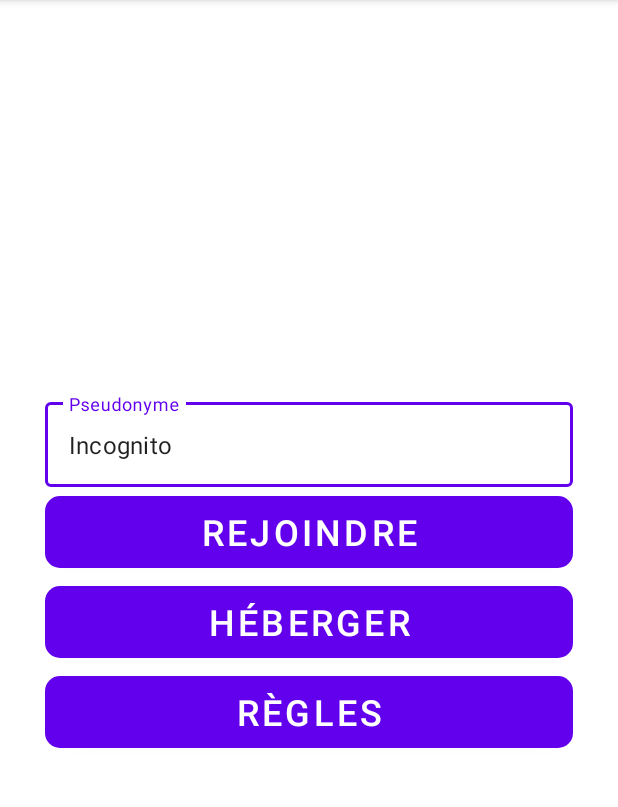
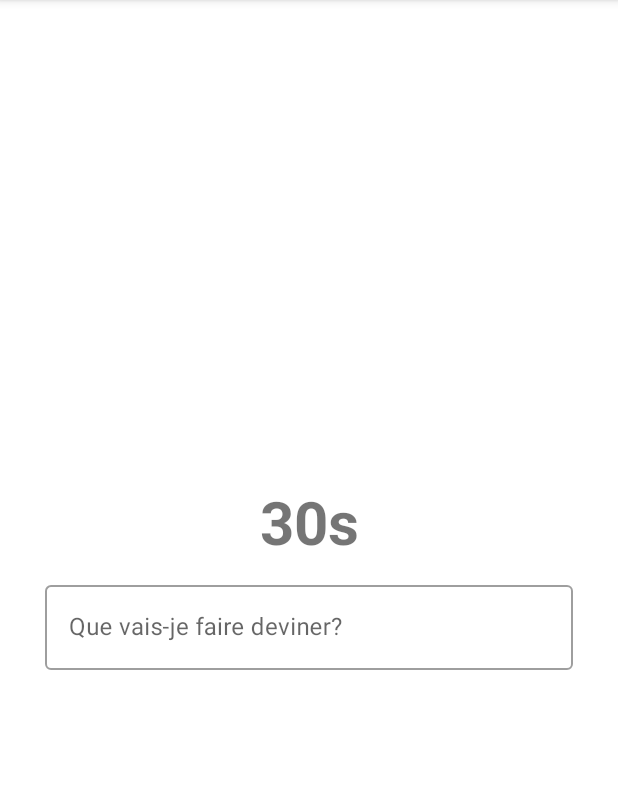
Before and after one commit to clementjuventin/Gartic-phone-like-on-Android, an Android app: the screen it shows after launch (ActivitePrincipale before the commit, GameSessionStart after it), on a phone screen of 412 x 824 dp, the part 84-891 px from its top. Run offline under Robolectric (Android 15) with nearby library versions, the phone set to English and light mode, and no system bars.

Commit message:
[DEV] Synchronisation des "Prêts" + début de la partie

```diff
--- a/app/src/main/AndroidManifest.xml
+++ b/app/src/main/AndroidManifest.xml
@@ -10,7 +10,7 @@
         android:supportsRtl="true"
         android:theme="@style/Theme.ProjetAndroid">
 
-        <activity android:name=".view.ActivitePrincipale">
+        <activity android:name=".view.GameSessionStart">
             <intent-filter>
                 <action android:name="android.intent.action.MAIN"/>
                 <category android:name="android.intent.category.LAUNCHER" />
--- a/app/src/main/java/iut/projet/metier/FirebaseStorageHelper.java
+++ b/app/src/main/java/iut/projet/metier/FirebaseStorageHelper.java
@@ -57,10 +57,4 @@ public class FirebaseStorageHelper {
             }
         });
     }
-    public static Boolean roomExist(String code){
-        return  false;
-    }
-    public static void createRoom(Room room){
-
-    }
 }
--- a/app/src/main/java/iut/projet/metier/Player.java
+++ b/app/src/main/java/iut/projet/metier/Player.java
@@ -86,7 +86,7 @@ public class Player {
             @Override
             public void onComplete(@NonNull Task<DataSnapshot> task) {
                 if(task.getResult().hasChild(roomCode)){
-                    rsl.roomExist();
+                    FirebaseDatabaseHelper.isLocked(roomCode, rsl);
                 }
                 else{
                     rsl.roomNotExist();
--- a/app/src/main/java/iut/projet/metier/RoomDataListener.java
+++ b/app/src/main/java/iut/projet/metier/RoomDataListener.java
@@ -3,4 +3,5 @@ package iut.projet.metier;
 public interface RoomDataListener{
     public void initialize();
     public void update();
+    public void lunch();
 }
--- /dev/null
+++ b/app/src/main/java/iut/projet/view/GameSessionStart.java
@@ -0,0 +1,26 @@
+package iut.projet.view;
+
+import android.content.Context;
+import android.os.Bundle;
+import android.widget.Button;
+
+import androidx.annotation.Nullable;
+import androidx.appcompat.app.AppCompatActivity;
+import androidx.recyclerview.widget.RecyclerView;
+
+import iut.projet.R;
+import iut.projet.metier.Player;
+import iut.projet.metier.RoomDataListener;
+
+public class GameSessionStart extends AppCompatActivity {
+    private Player player;
+    private RoomDataListener rdl;
+
+    @Override
+    protected void onCreate(@Nullable Bundle savedInstanceState) {
+        super.onCreate(savedInstanceState);
+        setContentView(R.layout.game_session_start);
+
+        AppCompatActivity thisActivity = this;
+    }
+}
--- a/app/src/main/java/iut/projet/view/JoinActivity.java
+++ b/app/src/main/java/iut/projet/view/JoinActivity.java
@@ -20,7 +20,6 @@ import iut.projet.metier.RoomStateListener;
 
 public class JoinActivity extends AppCompatActivity implements View.OnClickListener {
 
-    Context ctxt = this;
     Button btnEnter;
     TextInputLayout inputText;
     public static String inputRoomCode;
--- a/app/src/main/res/layout/activite_principale.xml
+++ b/app/src/main/res/layout/activite_principale.xml
@@ -4,7 +4,6 @@
         <variable  name="player" type="iut.projet.metier.Player"/>
     </data>
     <LinearLayout xmlns:android="http://schemas.android.com/apk/res/android"
-        android:id="@+id/linearLayout"
         android:layout_width="match_parent"
         android:layout_height="match_parent"
         android:orientation="vertical"
--- a/app/src/main/res/layout/describe_image_activity.xml
+++ b/app/src/main/res/layout/describe_image_activity.xml
@@ -8,9 +8,4 @@
         android:layout_width = "match_parent"
         android:layout_height = "match_parent" />
 
-    <LinearLayout
-        android:layout_width="match_parent"
-        android:layout_height="match_parent"
-        android:orientation="horizontal"></LinearLayout>
-
 </LinearLayout>
--- /dev/null
+++ b/app/src/main/res/layout/game_session_start.xml
@@ -0,0 +1,35 @@
+<?xml version="1.0" encoding="utf-8"?>
+<LinearLayout xmlns:android="http://schemas.android.com/apk/res/android"
+    android:layout_width="match_parent"
+    android:layout_height="match_parent"
+    android:orientation="vertical"
+    android:gravity="center">
+
+    <TextView
+        android:id="@+id/activite_principale_expression"
+        android:layout_width="match_parent"
+        android:layout_height="wrap_content"
+        android:gravity="center"
+        android:textIsSelectable="true"
+        android:textSize="40dp"
+        android:textStyle="bold"
+        android:text="30s"
+        android:layout_marginBottom="10dp"/>
+
+    <com.google.android.material.textfield.TextInputLayout
+        android:id="@+id/activite_principale_player_name"
+        android:layout_width="match_parent"
+        android:layout_height="wrap_content"
+        android:layout_marginLeft="30dp"
+        android:layout_marginRight="30dp"
+        android:hint="@string/game_session_start"
+        style="@style/Widget.MaterialComponents.TextInputLayout.OutlinedBox">
+
+        <com.google.android.material.textfield.TextInputEditText
+            android:layout_width="match_parent"
+            android:layout_height="wrap_content"
+            />
+
+    </com.google.android.material.textfield.TextInputLayout>
+
+</LinearLayout>
--- a/app/src/main/res/values/strings.xml
+++ b/app/src/main/res/values/strings.xml
@@ -18,5 +18,7 @@
     <string name="entrer_text">Entrer</string>
     <string name="valider_text">Valider</string>
 
+    <string name="game_session_start">Que vais-je faire deviner?</string>
+
     <string name="conn_error_text">Erreur de connexion</string>
 </resources>
```
Also changed, not shown: app/src/main/java/iut/projet/metier/FirebaseDatabaseHelper.java (+27 -4 lines), app/src/main/java/iut/projet/metier/Room.java (+8 -2 lines), app/src/main/java/iut/projet/view/HostActivity.java (+9 -0 lines).
